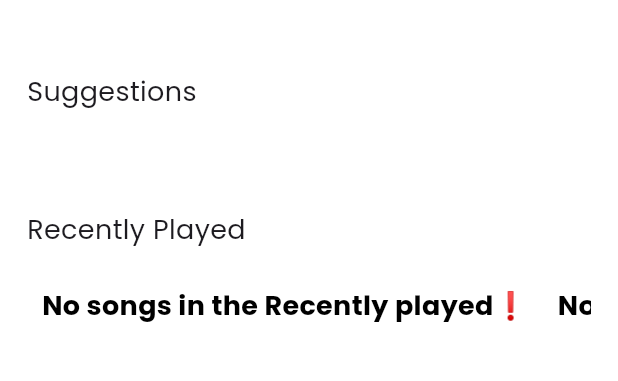
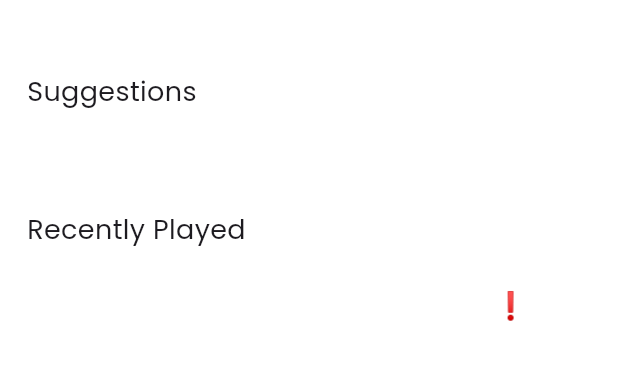
Before and after one commit to AbhijithNellikkat/MvPlayer, a Flutter app: the HomeView screen opened by its route, on a phone screen of 412 x 824 dp, the part 573-954 px from its top. Run offline on Flutter 3.47's test engine with Material 3 defaults, Android fonts, the phone set to English and light mode, and no system bars; drawn by our look-alikes of marquee; our stand-ins replace audio_video_progress_bar, babstrap_settings_screen, carousel_slider, chewie, flutter_onboarding_slider, fluttertoast and 12 more; missing offline and left inert: photo_manager; accounts and stored records are empty; network calls fail.

Commit message:
some color changes

```diff
--- a/lib/app/modules/home/widgets/recently_played_song_slider.dart
+++ b/lib/app/modules/home/widgets/recently_played_song_slider.dart
@@ -1,8 +1,10 @@
 import 'package:carousel_slider/carousel_slider.dart';
 import 'package:flutter/material.dart';
+import 'package:get/get.dart';
 import 'package:google_fonts/google_fonts.dart';
 import 'package:lottie/lottie.dart';
 import 'package:marquee/marquee.dart';
+import 'package:mv_player/app/modules/settings/controllers/settings_controller.dart';
 import 'package:on_audio_query/on_audio_query.dart';
 
 import '../../../data/db_functions.dart';
@@ -10,6 +12,8 @@ import '../../../utils/constants/constants.dart';
 
 class RecentlyPlayedSongSliderWidget extends StatelessWidget {
   final DbFunctions dbFunctions = DbFunctions();
+
+  final SettingsController settingsController = Get.find();
 
   RecentlyPlayedSongSliderWidget({super.key});
 
@@ -80,7 +84,9 @@ class RecentlyPlayedSongSliderWidget extends StatelessWidget {
                   style: GoogleFonts.poppins(
                     fontWeight: FontWeight.bold,
                     fontSize: 18,
-                    color: Colors.black,
+                    color: settingsController.isDarkMode.value
+                        ? Constants.black
+                        : Constants.white,
                   ),
                   fadingEdgeStartFraction: 0.9,
                   fadingEdgeEndFraction: 0.9,
--- a/pubspec.yaml
+++ b/pubspec.yaml
@@ -42,6 +42,7 @@ dependencies:
   url_launcher: ^6.2.2
   url_launcher_android: ^6.2.0
   restart_app: ^1.2.1
+  rename: ^3.0.1
 
 
 
@@ -53,7 +54,7 @@ dependencies:
 flutter_launcher_icons:
   android: "launcher_icon"
   ios: true
-  image_path: "assets/icons/sample logo.jpg"
+  image_path: "assets/icons/MvPlayerLogo.jpg"
 
 dev_dependencies:
   build_runner: ^2.4.6
```
Also changed, not shown: assets/icons/MvPlayerLogo.jpg (added), pubspec.lock, 2 other files.
